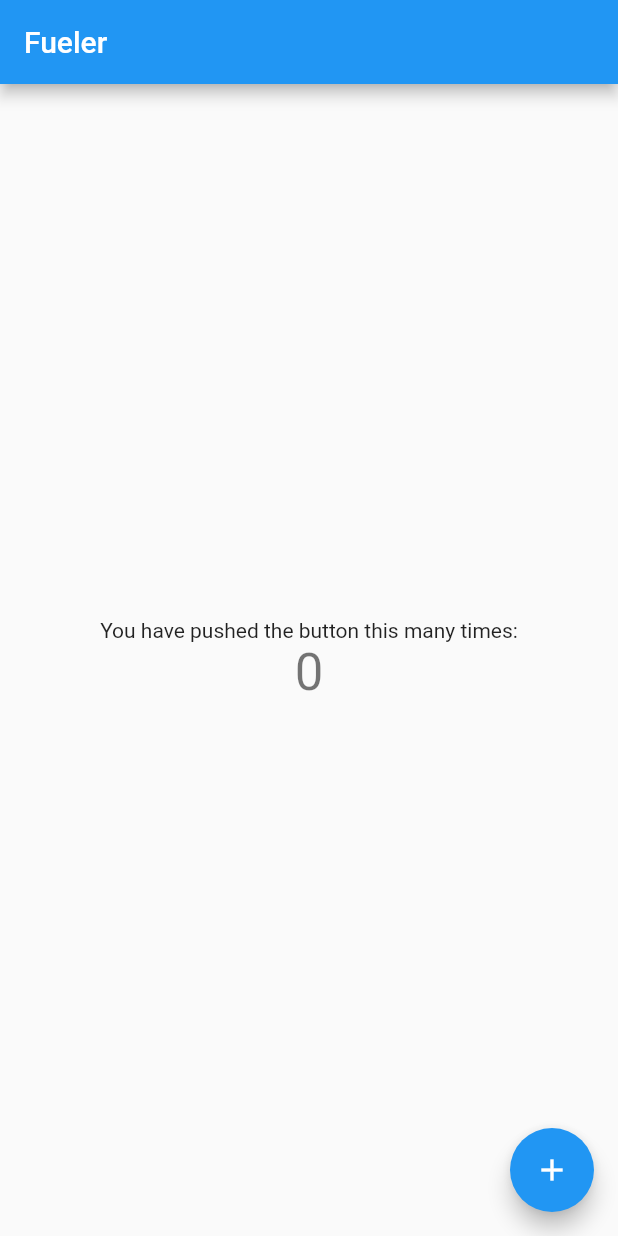
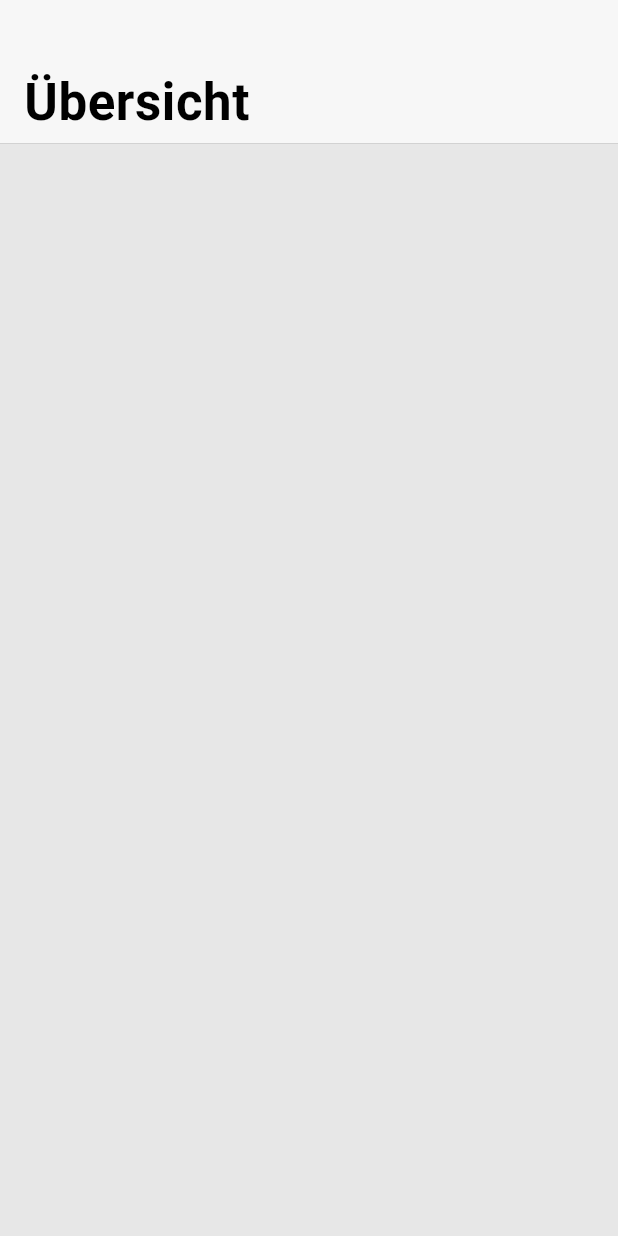
Before and after one commit to lucaschmider/Fueler, a Flutter app: the screen it shows after launch, on a phone screen of 412 x 824 dp. Run offline on Flutter 3.47's test engine with Material 2 defaults, Android fonts, the phone set to English and light mode, and no system bars.

Commit message:
create basic tab app

```diff
--- a/lib/main.dart
+++ b/lib/main.dart
@@ -1,66 +1,15 @@
-import 'package:flutter/material.dart';
+import 'package:flutter/cupertino.dart';
+import 'package:fueler/model/app-state.model.dart';
+import 'package:fueler/model/refueling.model.dart';
+import 'package:provider/provider.dart';
+
+import 'app.dart';
 
 void main() {
-  runApp(MyApp());
+  runApp(ChangeNotifierProvider(
+    create: (_) => AppStateModel()
+      ..registerRefueling(Refueling.capture(12, 14, DateTime.now()))
+      ..registerRefueling(Refueling.capture(16, 20, DateTime.now())),
+    child: FuelerApp(),
+  ));
 }
-
-class MyApp extends StatelessWidget {
-  @override
-  Widget build(BuildContext context) {
-    return MaterialApp(
-      title: 'Fueler',
-      theme: ThemeData(
-        primarySwatch: Colors.blue,
-        visualDensity: VisualDensity.adaptivePlatformDensity,
-      ),
-      home: MyHomePage(title: 'Fueler'),
-    );
-  }
-}
-
-class MyHomePage extends StatefulWidget {
-  MyHomePage({Key key, this.title}) : super(key: key);
-
-  final String title;
-
-  @override
-  _MyHomePageState createState() => _MyHomePageState();
-}
-
-class _MyHomePageState extends State<MyHomePage> {
-  int _counter = 0;
-
-  void _incrementCounter() {
-    setState(() {
-      _counter++;
-    });
-  }
-
-  @override
-  Widget build(BuildContext context) {
-    return Scaffold(
-      appBar: AppBar(
-        title: Text(widget.title),
-      ),
-      body: Center(
-        child: Column(
-          mainAxisAlignment: MainAxisAlignment.center,
-          children: <Widget>[
-            Text(
-              'You have pushed the button this many times:',
-            ),
-            Text(
-              '$_counter',
-              style: Theme.of(context).textTheme.headline4,
-            ),
-          ],
-        ),
-      ),
-      floatingActionButton: FloatingActionButton(
-        onPressed: _incrementCounter,
-        tooltip: 'Increment',
-        child: Icon(Icons.add),
-      ),
-    );
-  }
-}
--- /dev/null
+++ b/lib/model/app-state.model.dart
@@ -0,0 +1,12 @@
+import 'package:flutter/foundation.dart' as foundation;
+import 'package:fueler/model/refueling.model.dart';
+
+class AppStateModel extends foundation.ChangeNotifier {
+  List<Refueling> _refuelings = List();
+
+  List<Refueling> getAllRefuelings() => _refuelings.sublist(0);
+  void registerRefueling(Refueling refueling) {
+    _refuelings.add(refueling);
+    notifyListeners();
+  }
+}
--- /dev/null
+++ b/lib/model/refueling.model.dart
@@ -0,0 +1,32 @@
+import 'package:flutter/cupertino.dart';
+import 'package:fueler/services/uuid.service.dart';
+
+class Refueling {
+  Refueling(
+      {@required this.refuelingId,
+      @required this.amount,
+      @required this.price,
+      @required this.timestamp})
+      : assert(refuelingId != null),
+        assert(amount > 0),
+        assert(price > 0),
+        assert(timestamp != null);
+
+  Refueling.capture(this.amount, this.price, this.timestamp)
+      : assert(amount > 0),
+        assert(price > 0),
+        assert(timestamp != null),
+        refuelingId = uuidService.newUuid();
+
+  /// The unique id of the refueling
+  final String refuelingId;
+
+  /// The amount (in liters) that have been refueled
+  final double amount;
+
+  /// The total price in the users currency
+  final double price;
+
+  /// The day the refueling has occured
+  final DateTime timestamp;
+}
--- /dev/null
+++ b/lib/pages/dashboard/dashboard-main.dart
@@ -0,0 +1,21 @@
+import 'package:flutter/cupertino.dart';
+import 'package:flutter/widgets.dart';
+import 'package:fueler/model/app-state.model.dart';
+import 'package:provider/provider.dart';
+
+class DashboardPage extends StatelessWidget {
+  @override
+  Widget build(BuildContext context) {
+    return Consumer<AppStateModel>(
+      builder: (context, model, child) {
+        return const CustomScrollView(
+          slivers: <Widget>[
+            CupertinoSliverNavigationBar(
+              largeTitle: Text("Übersicht"),
+            ),
+          ],
+        );
+      },
+    );
+  }
+}
--- a/pubspec.yaml
+++ b/pubspec.yaml
@@ -21,6 +21,8 @@ environment:
   sdk: ">=2.7.0 <3.0.0"
 
 dependencies:
+  provider: ^4.1.1
+  uuid: ^2.2.2
   flutter:
     sdk: flutter
 
```
Also changed, not shown: lib/app.dart (added, +68 -0 lines), lib/pages/dashboard/refueling-item.dart (added, +25 -0 lines), lib/services/uuid.service.dart (added, +8 -0 lines), lib/styles.dart (added, +50 -0 lines), pubspec.lock.
